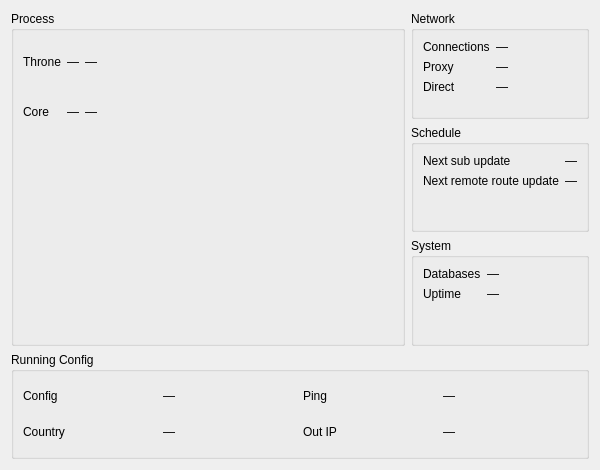
Before: the Qt Designer form upstream/include/ui/stats/dialog_runtime_stats.ui in hopol/throne-mirror, drawn with Qt 5.
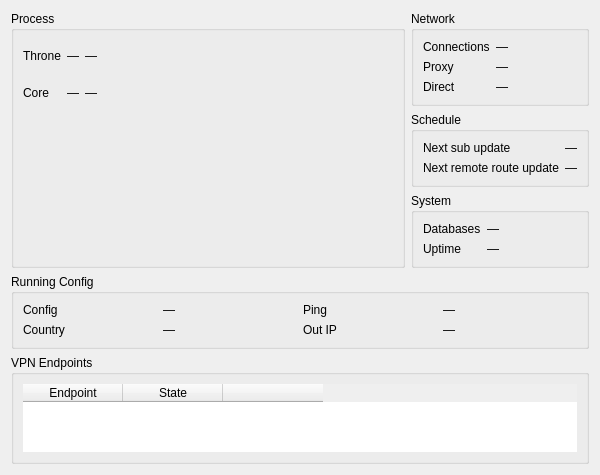
After: the same form once the commit is applied. Custom widgets are drawn as their Qt base class.

The edit to the form file:
```diff
--- a/upstream/include/ui/stats/dialog_runtime_stats.ui
+++ b/upstream/include/ui/stats/dialog_runtime_stats.ui
@@ -293,6 +293,53 @@
      </layout>
     </widget>
    </item>
+   <item row="4" column="0" colspan="2">
+    <widget class="QGroupBox" name="groupEndpoints">
+     <property name="title">
+      <string>VPN Endpoints</string>
+     </property>
+     <layout class="QVBoxLayout" name="endpointsLayout">
+      <property name="spacing">
+       <number>4</number>
+      </property>
+      <item>
+       <widget class="QTableWidget" name="endpointsTable">
+        <property name="frameShape">
+         <enum>QFrame::Shape::NoFrame</enum>
+        </property>
+        <property name="alternatingRowColors">
+         <bool>true</bool>
+        </property>
+        <property name="showGrid">
+         <bool>false</bool>
+        </property>
+        <property name="wordWrap">
+         <bool>false</bool>
+        </property>
+        <column>
+         <property name="text">
+          <string>Endpoint</string>
+         </property>
+        </column>
+        <column>
+         <property name="text">
+          <string>State</string>
+         </property>
+        </column>
+        <column>
+         <property name="text">
+          <string/>
+         </property>
+        </column>
+       </widget>
+      </item>
+      <item>
+       <layout class="QHBoxLayout" name="endpointsButtons">
+       </layout>
+      </item>
+     </layout>
+    </widget>
+   </item>
   </layout>
  </widget>
  <customwidgets>
```
